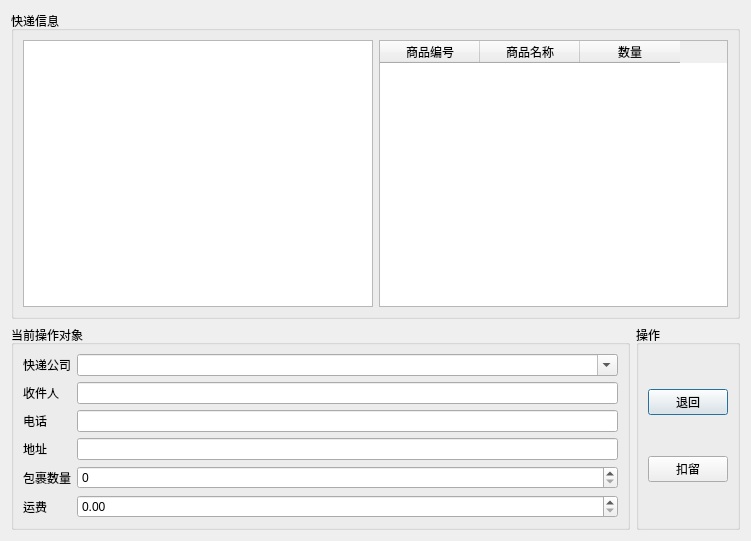
linchengyuan/db, file FrmExpressOrder.ui: the form before one commit.
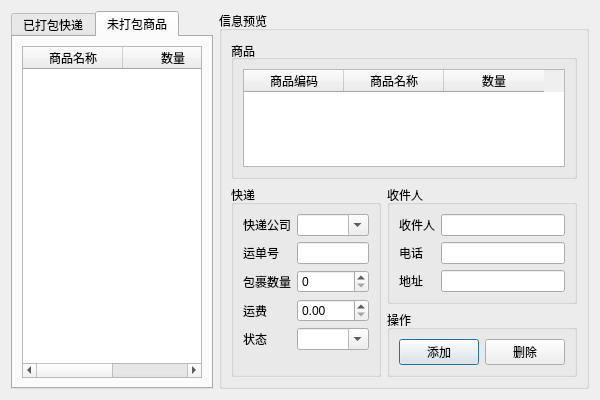
The form after the commit.

Patch:
```diff
--- a/FrmExpressOrder.ui
+++ b/FrmExpressOrder.ui
@@ -6,49 +6,93 @@
    <rect>
     <x>0</x>
     <y>0</y>
-    <width>751</width>
-    <height>541</height>
+    <width>600</width>
+    <height>400</height>
    </rect>
   </property>
   <property name="windowTitle">
    <string>Dialog</string>
   </property>
+  <layout class="QGridLayout" name="gridLayout_2">
+   <item row="0" column="0">
+    <widget class="QTabWidget" name="tabWidget">
+     <property name="currentIndex">
+      <number>1</number>
+     </property>
+     <widget class="QWidget" name="tab">
+      <attribute name="title">
+       <string>已打包快递</string>
+      </attribute>
+      <layout class="QHBoxLayout" name="horizontalLayout">
+       <item>
+        <widget class="QListWidget" name="listWidget"/>
+       </item>
+      </layout>
+     </widget>
+     <widget class="QWidget" name="tab_2">
+      <attribute name="title">
+       <string>未打包商品</string>
+      </attribute>
+      <layout class="QHBoxLayout" name="horizontalLayout_2">
+       <item>
+        <widget class="QTableWidget" name="tableWidget">
+         <column>
+          <property name="text">
+           <string>商品名称</string>
+          </property>
+         </column>
+         <column>
+          <property name="text">
+           <string>数量</string>
+          </property>
+         </column>
+        </widget>
+       </item>
+      </layout>
+     </widget>
+    </widget>
+   </item>
+   <item row="0" column="1">
+    <widget class="QGroupBox" name="groupBox_2">
+     <property name="title">
+      <string>信息预览</string>
+     </property>
   <layout class="QGridLayout" name="gridLayout">
    <item row="0" column="0" colspan="2">
+       <widget class="QGroupBox" name="groupBox_3">
+        <property name="title">
+         <string>商品</string>
+        </property>
+        <property name="alignment">
+         <set>Qt::AlignLeading|Qt::AlignLeft|Qt::AlignVCenter</set>
+        </property>
+        <layout class="QHBoxLayout" name="horizontalLayout_4">
+         <item>
+          <widget class="QTableWidget" name="tableWidget_2">
+           <column>
+            <property name="text">
+             <string>商品编码</string>
+            </property>
+           </column>
+           <column>
+            <property name="text">
+             <string>商品名称</string>
+            </property>
+           </column>
+           <column>
+            <property name="text">
+             <string>数量</string>
+            </property>
+           </column>
+          </widget>
+         </item>
+        </layout>
+       </widget>
+      </item>
+      <item row="1" column="0" rowspan="2">
     <widget class="QGroupBox" name="groupBox_4">
      <property name="title">
-      <string>快递信息</string>
-     </property>
-     <layout class="QHBoxLayout" name="horizontalLayout">
-      <item>
-       <widget class="QListView" name="listView"/>
-      </item>
-      <item>
-       <widget class="QTableWidget" name="tableWidget">
-        <column>
-         <property name="text">
-          <string>商品编号</string>
-         </property>
-        </column>
-        <column>
-         <property name="text">
-          <string>商品名称</string>
-         </property>
-        </column>
-        <column>
-         <property name="text">
-          <string>数量</string>
-         </property>
-        </column>
-       </widget>
-      </item>
-     </layout>
-    </widget>
-   </item>
-   <item row="1" column="0">
-    <widget class="QGroupBox" name="groupBox">
-     <property name="title">
-      <string>当前操作对象</string>
+         <string>快递</string>
      </property>
      <layout class="QFormLayout" name="formLayout">
       <item row="0" column="0">
@@ -66,76 +110,112 @@
        </widget>
       </item>
       <item row="1" column="0">
+          <widget class="QLabel" name="label_8">
+           <property name="text">
+            <string>运单号</string>
+           </property>
+          </widget>
+         </item>
+         <item row="1" column="1">
+          <widget class="QLineEdit" name="lineEdit_4"/>
+         </item>
+         <item row="2" column="0">
+          <widget class="QLabel" name="label_6">
+           <property name="text">
+            <string>包裹数量</string>
+           </property>
+          </widget>
+         </item>
+         <item row="2" column="1">
+          <widget class="QSpinBox" name="spinBox"/>
+         </item>
+         <item row="3" column="0">
+          <widget class="QLabel" name="label_5">
+           <property name="text">
+            <string>运费</string>
+           </property>
+          </widget>
+         </item>
+         <item row="3" column="1">
+          <widget class="QDoubleSpinBox" name="doubleSpinBox"/>
+         </item>
+         <item row="4" column="0">
+          <widget class="QLabel" name="label_7">
+           <property name="text">
+            <string>状态</string>
+           </property>
+          </widget>
+         </item>
+         <item row="4" column="1">
+          <widget class="QComboBox" name="comboBox_2">
+           <property name="editable">
+            <bool>true</bool>
+           </property>
+          </widget>
+         </item>
+        </layout>
+       </widget>
+      </item>
+      <item row="1" column="1">
+       <widget class="QGroupBox" name="groupBox_5">
+        <property name="title">
+         <string>收件人</string>
+        </property>
+        <layout class="QFormLayout" name="formLayout_2">
+         <item row="0" column="0">
        <widget class="QLabel" name="label_2">
         <property name="text">
          <string>收件人</string>
         </property>
        </widget>
       </item>
-      <item row="1" column="1">
+         <item row="0" column="1">
        <widget class="QLineEdit" name="lineEdit"/>
       </item>
-      <item row="2" column="0">
+         <item row="1" column="0">
        <widget class="QLabel" name="label_3">
         <property name="text">
          <string>电话</string>
         </property>
        </widget>
       </item>
-      <item row="2" column="1">
+         <item row="1" column="1">
        <widget class="QLineEdit" name="lineEdit_2"/>
       </item>
-      <item row="3" column="0">
+         <item row="2" column="0">
        <widget class="QLabel" name="label_4">
         <property name="text">
          <string>地址</string>
         </property>
        </widget>
       </item>
-      <item row="3" column="1">
+         <item row="2" column="1">
        <widget class="QLineEdit" name="lineEdit_3"/>
       </item>
-      <item row="4" column="0">
-       <widget class="QLabel" name="label_6">
-        <property name="text">
-         <string>包裹数量</string>
-        </property>
-       </widget>
-      </item>
-      <item row="4" column="1">
-       <widget class="QSpinBox" name="spinBox"/>
-      </item>
-      <item row="5" column="0">
-       <widget class="QLabel" name="label_5">
-        <property name="text">
-         <string>运费</string>
-        </property>
-       </widget>
-      </item>
-      <item row="5" column="1">
-       <widget class="QDoubleSpinBox" name="doubleSpinBox"/>
-      </item>
      </layout>
     </widget>
    </item>
-   <item row="1" column="1">
-    <widget class="QGroupBox" name="groupBox_3">
+      <item row="2" column="1">
+       <widget class="QGroupBox" name="groupBox">
      <property name="title">
       <string>操作</string>
      </property>
-     <layout class="QVBoxLayout" name="verticalLayout">
+        <layout class="QHBoxLayout" name="horizontalLayout_3">
       <item>
        <widget class="QPushButton" name="pushButton">
         <property name="text">
-         <string>退回</string>
+            <string>添加</string>
         </property>
        </widget>
       </item>
       <item>
        <widget class="QPushButton" name="pushButton_2">
         <property name="text">
-         <string>扣留</string>
-        </property>
+            <string>删除</string>
+           </property>
+          </widget>
+         </item>
+        </layout>
        </widget>
       </item>
      </layout>
```
Lines whose indentation alone changed are shown as unchanged.
